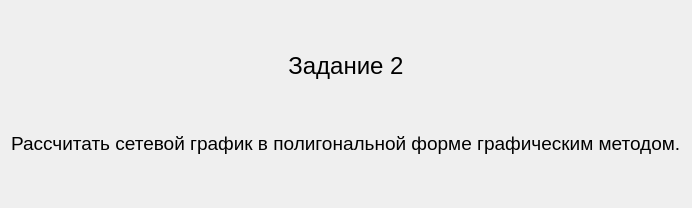
Before: the Qt Designer form qt_designer_ui/TextTask2.ui in IvaMarin/Project-Network-Diagram-App, drawn with Qt 5.
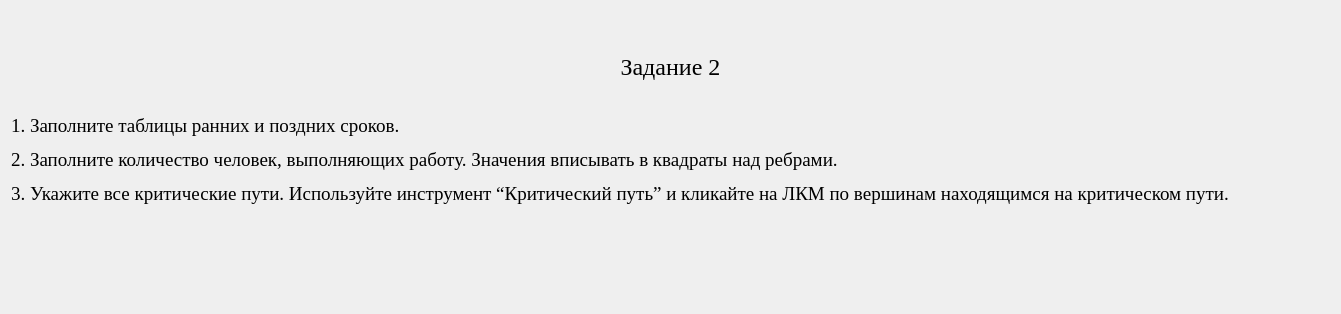
After: the same form once the commit is applied.

```diff
--- a/qt_designer_ui/TextTask2.ui
+++ b/qt_designer_ui/TextTask2.ui
@@ -6,8 +6,8 @@
    <rect>
     <x>0</x>
     <y>0</y>
-    <width>622</width>
-    <height>208</height>
+    <width>1341</width>
+    <height>314</height>
    </rect>
   </property>
   <property name="windowTitle">
@@ -16,8 +16,14 @@
   <layout class="QVBoxLayout" name="verticalLayout">
    <item>
     <widget class="QLabel" name="label">
+     <property name="font">
+      <font>
+       <family>Times New Roman</family>
+       <pointsize>14</pointsize>
+      </font>
+     </property>
      <property name="text">
-      <string>&lt;html&gt;&lt;head/&gt;&lt;body&gt;&lt;p align=&quot;center&quot;&gt;&lt;span style=&quot; font-size:18pt;&quot;&gt;Задание 2&lt;/span&gt;&lt;/p&gt;&lt;p align=&quot;center&quot;&gt;&lt;br/&gt;&lt;/p&gt;&lt;p&gt;&lt;span style=&quot; font-size:14pt;&quot;&gt;Рассчитать сетевой график в полигональной форме графическим методом.&lt;/span&gt;&lt;/p&gt;&lt;/body&gt;&lt;/html&gt;</string>
+      <string>&lt;html&gt;&lt;head/&gt;&lt;body&gt;&lt;p align=&quot;center&quot;&gt;&lt;span style=&quot; font-size:18pt;&quot;&gt;Задание 2&lt;/span&gt;&lt;/p&gt;&lt;p&gt;&lt;br/&gt;1. Заполните таблицы ранних и поздних сроков.&lt;/p&gt;&lt;p&gt;2. Заполните количество человек, выполняющих работу. Значения вписывать в квадраты над ребрами.&lt;/p&gt;&lt;p&gt;3. Укажите все критические пути. Используйте инструмент “Критический путь” и кликайте на ЛКМ по вершинам находящимся на критическом пути.&lt;/p&gt;&lt;p&gt;&lt;br/&gt;&lt;/p&gt;&lt;/body&gt;&lt;/html&gt;</string>
      </property>
     </widget>
    </item>
```
